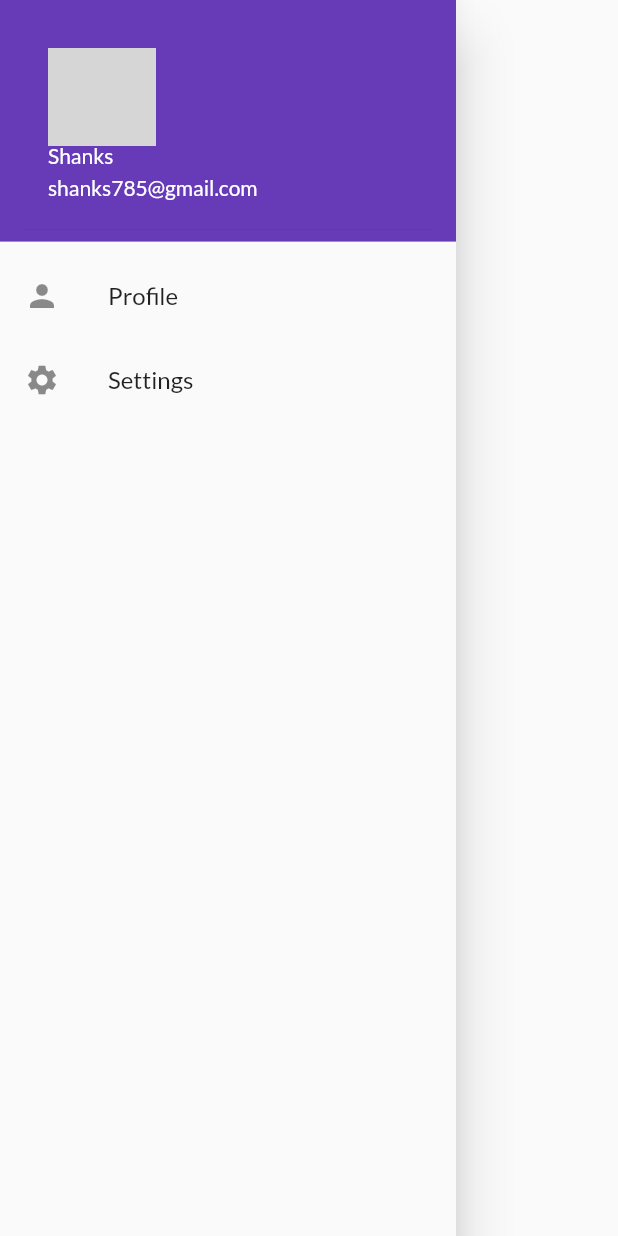
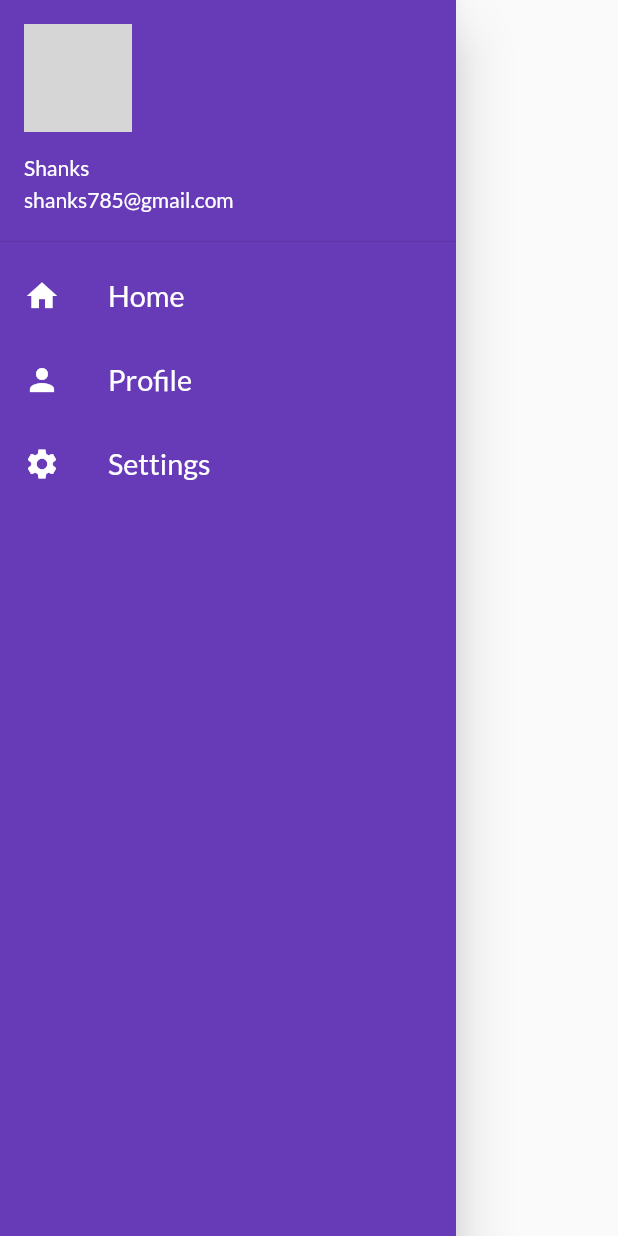
Before and after one commit to Shanks785/flutter_checkout, a Flutter app: the MyDrawer widget shown alone on an empty page, opened directly, on a phone screen of 412 x 824 dp. Run offline on Flutter 3.47's test engine with Material 2 defaults, Android fonts, the phone set to English and light mode, and no system bars; our stand-ins replace google_fonts; network calls fail; grey boxes are pictures that could not be loaded.

Commit message:
drawer UI done

```diff
--- a/lib/widgets/drawer.dart
+++ b/lib/widgets/drawer.dart
@@ -9,28 +9,39 @@ class MyDrawer extends StatelessWidget {
     final imageUrl = "https://avatars.githubusercontent.com/u/76845428?v=4";
 
     return Drawer(
+      child: Container(
+        color: Colors.deepPurple,
         child: ListView(
           children: [
             DrawerHeader(
+              padding: EdgeInsets.zero,
               child: UserAccountsDrawerHeader(
                 margin: EdgeInsets.zero,
                 accountName: Text('Shanks'),
                 accountEmail: Text('shanks785@gmail.com'),
-              currentAccountPicture: Image.network(imageUrl),
+                // currentAccountPicture: Image.network(imageUrl),
+                currentAccountPicture: CircleAvatar(
+                  backgroundImage: NetworkImage(imageUrl),
+                ),
               ),
               decoration: BoxDecoration(
                 color: Colors.deepPurple,
               ),
             ),
             ListTile(
-            leading: Icon(Icons.person),
-            title: Text('Profile'),
+              leading: Icon(Icons.home, color: Colors.white),
+              title: Text('Home', textScaleFactor: 1.2, style: TextStyle(color: Colors.white)),
             ),
             ListTile(
-            leading: Icon(Icons.settings),
-            title: Text('Settings'),
+              leading: Icon(Icons.person, color: Colors.white),
+              title: Text('Profile', textScaleFactor: 1.2, style: TextStyle(color: Colors.white)),
+            ),
+            ListTile(
+              leading: Icon(Icons.settings, color: Colors.white),
+              title: Text('Settings', textScaleFactor: 1.2, style: TextStyle(color: Colors.white)),
             ),
           ],
+        ),
       ),
     );
   }
```
Also changed, not shown: flutter_01.png (added), 1 other file. Lines whose indentation alone changed are shown as unchanged.
